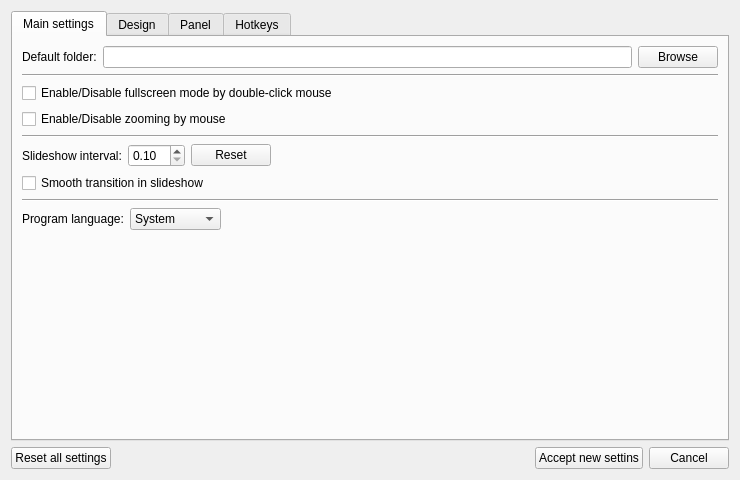
First picture: the form in settings.ui, repository abodnyaUA/qimageviewer, before the edit.
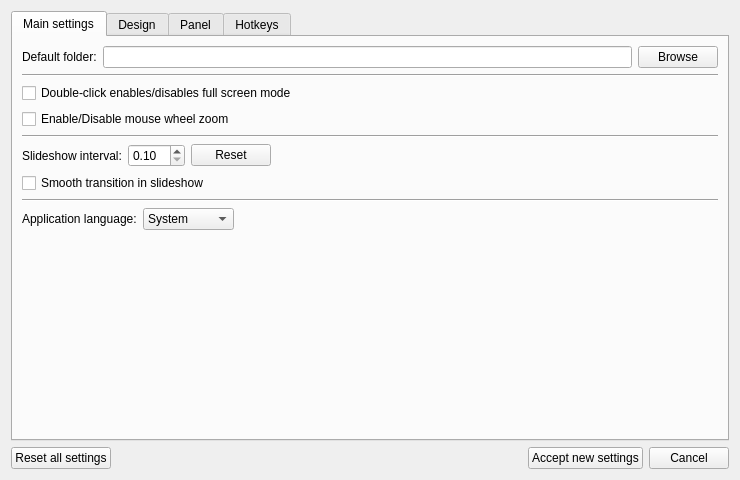
Second picture: the form after the edit. The open tabs and pages were chosen to show the change. Icons and pictures are not drawn.

Diff of the .ui file:
```diff
--- a/settings.ui
+++ b/settings.ui
@@ -65,14 +65,14 @@
        <item>
         <widget class="QCheckBox" name="mouseFullscreenCheckBox">
          <property name="text">
-          <string>Enable/Disable fullscreen mode by double-click mouse</string>
+          <string>Double-click enables/disables full screen mode</string>
          </property>
         </widget>
        </item>
        <item>
         <widget class="QCheckBox" name="mouseZoomCheckBox">
          <property name="text">
-          <string>Enable/Disable zooming by mouse</string>
+          <string>Enable/Disable mouse wheel zoom</string>
          </property>
         </widget>
        </item>
@@ -159,7 +159,7 @@
          <item>
           <widget class="QLabel" name="label_9">
            <property name="text">
-            <string>Program language:</string>
+            <string>Application language:</string>
            </property>
           </widget>
          </item>
@@ -583,7 +583,7 @@
      <item>
       <widget class="QPushButton" name="acceptButton">
        <property name="text">
-        <string>Accept new settins</string>
+        <string>Accept new settings</string>
        </property>
       </widget>
      </item>
```
Left out of the diff: 10 changed lines with no effect on the pictures.
